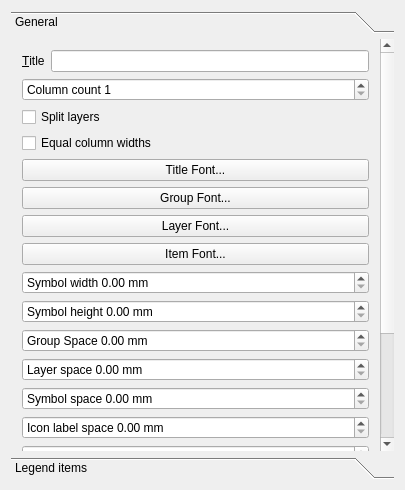
Above: src/ui/qgscomposerlegendwidgetbase.ui from qgis/QGIS before the change. Below: the same form after it.
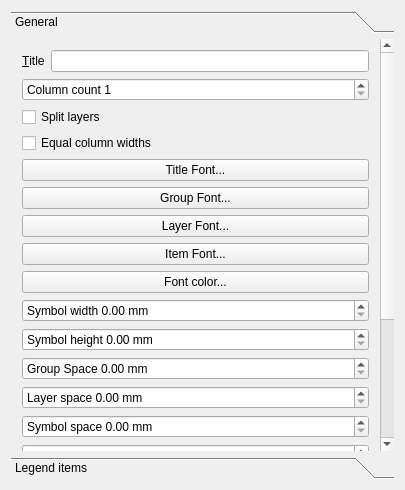
That is the form after the change. Icons and pictures are not drawn.

Commit message: Allow setting of font color in QgsComposerLegend

Patch:
```diff
--- a/src/ui/qgscomposerlegendwidgetbase.ui
+++ b/src/ui/qgscomposerlegendwidgetbase.ui
@@ -50,9 +50,9 @@
           <property name="geometry">
            <rect>
             <x>0</x>
-            <y>-115</y>
-            <width>370</width>
-            <height>562</height>
+            <y>0</y>
+            <width>362</width>
+            <height>647</height>
            </rect>
           </property>
           <attribute name="label">
@@ -93,7 +93,7 @@
              </property>
             </widget>
            </item>
-           <item row="11" column="1">
+           <item row="12" column="1">
             <widget class="QDoubleSpinBox" name="mSymbolWidthSpinBox">
              <property name="prefix">
               <string>Symbol width </string>
@@ -103,7 +103,7 @@
              </property>
             </widget>
            </item>
-           <item row="12" column="1">
+           <item row="13" column="1">
             <widget class="QDoubleSpinBox" name="mSymbolHeightSpinBox">
              <property name="prefix">
               <string>Symbol height </string>
@@ -113,7 +113,7 @@
              </property>
             </widget>
            </item>
-           <item row="14" column="1">
+           <item row="15" column="1">
             <widget class="QDoubleSpinBox" name="mLayerSpaceSpinBox">
              <property name="prefix">
               <string>Layer space </string>
@@ -123,7 +123,7 @@
              </property>
             </widget>
            </item>
-           <item row="16" column="1">
+           <item row="17" column="1">
             <widget class="QDoubleSpinBox" name="mSymbolSpaceSpinBox">
              <property name="prefix">
               <string>Symbol space </string>
@@ -133,7 +133,7 @@
              </property>
             </widget>
            </item>
-           <item row="17" column="1">
+           <item row="18" column="1">
             <widget class="QDoubleSpinBox" name="mIconLabelSpaceSpinBox">
              <property name="prefix">
               <string>Icon label space </string>
@@ -143,7 +143,7 @@
              </property>
             </widget>
            </item>
-           <item row="18" column="1">
+           <item row="19" column="1">
             <widget class="QDoubleSpinBox" name="mBoxSpaceSpinBox">
              <property name="prefix">
               <string>Box space </string>
@@ -153,7 +153,7 @@
              </property>
             </widget>
            </item>
-           <item row="25" column="1">
+           <item row="26" column="1">
             <spacer name="verticalSpacer">
              <property name="orientation">
               <enum>Qt::Vertical</enum>
@@ -166,17 +166,17 @@
              </property>
             </spacer>
            </item>
-           <item row="21" column="1">
+           <item row="22" column="1">
             <widget class="QComboBox" name="mMapComboBox"/>
            </item>
-           <item row="20" column="1">
+           <item row="21" column="1">
             <widget class="QLabel" name="mMapLabel">
              <property name="text">
               <string>Map</string>
              </property>
             </widget>
            </item>
-           <item row="13" column="1">
+           <item row="14" column="1">
             <widget class="QDoubleSpinBox" name="mGroupSpaceSpinBox">
              <property name="prefix">
               <string>Group Space </string>
@@ -186,14 +186,14 @@
              </property>
             </widget>
            </item>
-           <item row="23" column="1">
+           <item row="24" column="1">
             <widget class="QLabel" name="label">
              <property name="text">
               <string>Wrap text on</string>
              </property>
             </widget>
            </item>
-           <item row="24" column="1">
+           <item row="25" column="1">
             <widget class="QLineEdit" name="mWrapCharLineEdit">
              <property name="frame">
               <bool>true</bool>
@@ -247,7 +247,7 @@
              </property>
             </widget>
            </item>
-           <item row="19" column="1">
+           <item row="20" column="1">
             <widget class="QDoubleSpinBox" name="mColumnSpaceSpinBox">
              <property name="prefix">
               <string>Column space </string>
@@ -257,6 +257,13 @@
              </property>
             </widget>
            </item>
+           <item row="11" column="1">
+            <widget class="QPushButton" name="mFontColorPushButton">
+             <property name="text">
+              <string>Font color...</string>
+             </property>
+            </widget>
+           </item>
           </layout>
          </widget>
          <widget class="QWidget" name="page_2">
@@ -264,8 +271,8 @@
            <rect>
             <x>0</x>
             <y>0</y>
-            <width>427</width>
-            <height>139</height>
+            <width>429</width>
+            <height>385</height>
            </rect>
           </property>
           <attribute name="label">
@@ -308,9 +315,6 @@
              <attribute name="headerVisible">
               <bool>false</bool>
              </attribute>
-             <attribute name="headerVisible">
-              <bool>false</bool>
-             </attribute>
             </widget>
            </item>
            <item row="2" column="0">
```
The commit also changes 4 other files.
